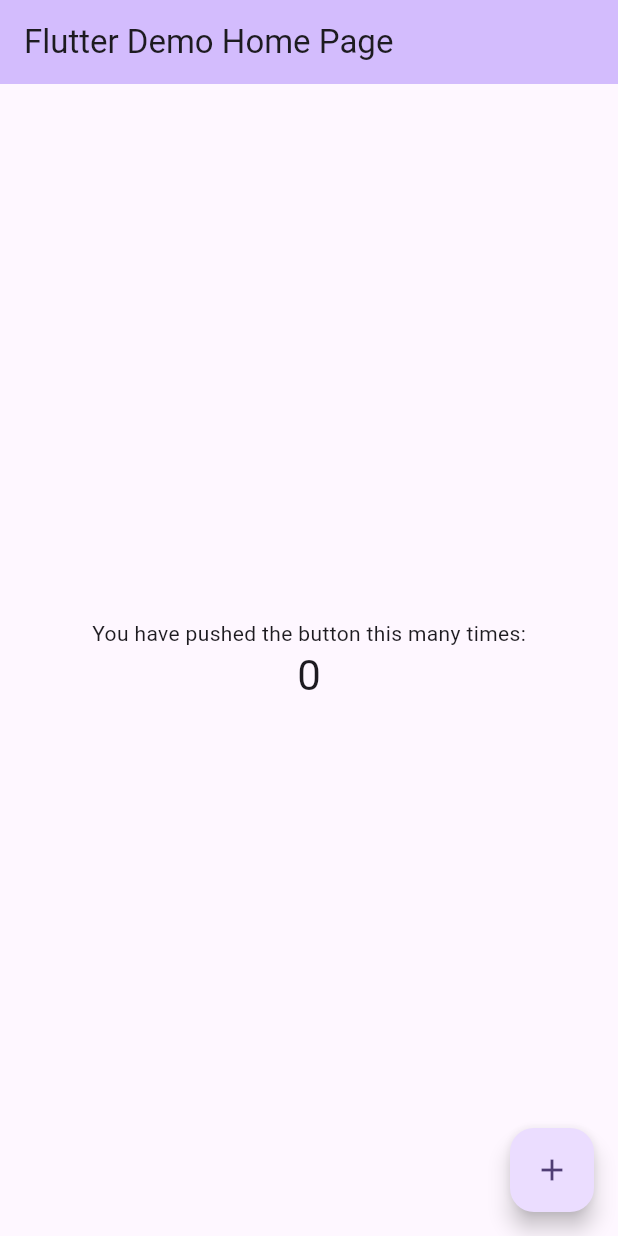
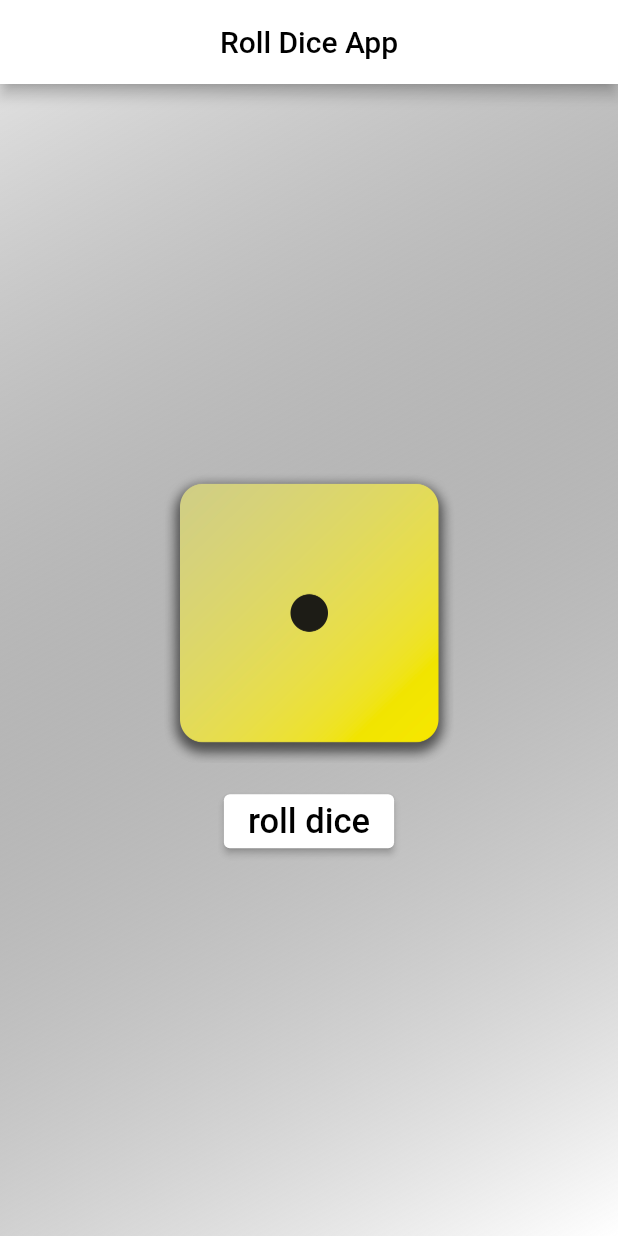
Before and after one commit to MarkMeme/Roll-Dice-App, a Flutter app: the screen it shows after launch, on a phone screen of 412 x 824 dp. Run offline on Flutter 3.47's test engine with Material 2 defaults, Android fonts, the phone set to English and light mode, and no system bars.

Commit message:
final updates

```diff
--- /dev/null
+++ b/lib/components/gradient_container.dart
@@ -0,0 +1,26 @@
+import 'package:flutter/material.dart';
+
+class GradientContainer extends StatelessWidget {
+  Color color1;
+  Color color2;
+  Widget widget;
+
+  GradientContainer(
+      {super.key,
+      required this.widget,
+      required this.color1,
+      required this.color2});
+
+  @override
+  Widget build(BuildContext context) {
+    return Container(
+      decoration: BoxDecoration(
+          gradient: LinearGradient(
+        begin: Alignment.topLeft,
+        end: Alignment.bottomRight,
+        colors: [color1, color2],
+      )),
+      child: widget,
+    );
+  }
+}
--- a/lib/home_page.dart
+++ b/lib/home_page.dart
@@ -0,0 +1,75 @@
+import 'dart:math';
+
+import 'package:flutter/material.dart';
+import 'package:flutter/services.dart';
+import 'package:role_dice_app/components/gradient_container.dart';
+
+class HomePage extends StatefulWidget {
+  const HomePage({super.key});
+
+  @override
+  State<HomePage> createState() => _HomePageState();
+}
+
+class _HomePageState extends State<HomePage> {
+  @override
+  Widget build(BuildContext context) {
+    return Scaffold(
+        backgroundColor: Colors.transparent,
+        appBar: AppBar(
+          systemOverlayStyle:
+              const SystemUiOverlayStyle(statusBarColor: Colors.transparent),
+          backgroundColor: Colors.white,
+          title: const Text(
+            'Roll Dice App',
+            style: TextStyle(color: Colors.black),
+          ),
+          centerTitle: true,
+        ),
+        body: Container(
+          //color: Colors.black
+          decoration: const BoxDecoration(
+              gradient: LinearGradient(
+            begin: Alignment.topLeft,
+            end: Alignment.bottomRight,
+            colors: [Colors.black12, Colors.white],
+          )),
+          child: Center(
+            child: Column(
+              mainAxisAlignment: MainAxisAlignment.center,
+              children: [
+                Image.asset(
+                  'assets/images/dice-$randomNumber.png',
+                  width: 200,
+                ),
+                const SizedBox(
+                  height: 15,
+                ),
+                ElevatedButton(
+                    style: const ButtonStyle(
+                        backgroundColor:
+                            MaterialStatePropertyAll(Colors.white)),
+                    onPressed: () {
+                      getRandomNumber();
+                    },
+                    child: const Text(
+                      'roll dice',
+                      style: TextStyle(color: Colors.black, fontSize: 23),
+                    ))
+              ],
+            ),
+          ),
+        ));
+  }
+
+  int randomNumber = 1;
+  void getRandomNumber() {
+    // Generate a random number between 0 and 5
+
+    setState(() {
+      randomNumber = Random().nextInt(6) + 1;
+    });
+    // Add 1 to the random number to get a number from 1 to 6
+    print(randomNumber);
+  }
+}
--- a/lib/main.dart
+++ b/lib/main.dart
@@ -1,4 +1,5 @@
 import 'package:flutter/material.dart';
+import 'package:role_dice_app/home_page.dart';
 
 void main() {
   runApp(const MyApp());
@@ -11,115 +12,7 @@ class MyApp extends StatelessWidget {
   @override
   Widget build(BuildContext context) {
     return MaterialApp(
-      title: 'Flutter Demo',
-      theme: ThemeData(
-        // This is the theme of your application.
-        //
-        // TRY THIS: Try running your application with "flutter run". You'll see
-        // the application has a blue toolbar. Then, without quitting the app,
-        // try changing the seedColor in the colorScheme below to Colors.green
-        // and then invoke "hot reload" (save your changes or press the "hot
-        // reload" button in a Flutter-supported IDE, or press "r" if you used
-        // the command line to start the app).
-        //
-        // Notice that the counter didn't reset back to zero; the application
-        // state is not lost during the reload. To reset the state, use hot
-        // restart instead.
-        //
-        // This works for code too, not just values: Most code changes can be
-        // tested with just a hot reload.
-        colorScheme: ColorScheme.fromSeed(seedColor: Colors.deepPurple),
-        useMaterial3: true,
-      ),
-      home: const MyHomePage(title: 'Flutter Demo Home Page'),
+      home: HomePage(),
     );
   }
 }
-
-class MyHomePage extends StatefulWidget {
-  const MyHomePage({super.key, required this.title});
-
-  // This widget is the home page of your application. It is stateful, meaning
-  // that it has a State object (defined below) that contains fields that affect
-  // how it looks.
-
-  // This class is the configuration for the state. It holds the values (in this
-  // case the title) provided by the parent (in this case the App widget) and
-  // used by the build method of the State. Fields in a Widget subclass are
-  // always marked "final".
-
-  final String title;
-
-  @override
-  State<MyHomePage> createState() => _MyHomePageState();
-}
-
-class _MyHomePageState extends State<MyHomePage> {
-  int _counter = 0;
-
-  void _incrementCounter() {
-    setState(() {
-      // This call to setState tells the Flutter framework that something has
-      // changed in this State, which causes it to rerun the build method below
-      // so that the display can reflect the updated values. If we changed
-      // _counter without calling setState(), then the build method would not be
-      // called again, and so nothing would appear to happen.
-      _counter++;
-    });
-  }
-
-  @override
-  Widget build(BuildContext context) {
-    // This method is rerun every time setState is called, for instance as done
-    // by the _incrementCounter method above.
-    //
-    // The Flutter framework has been optimized to make rerunning build methods
-    // fast, so that you can just rebuild anything that needs updating rather
-    // than having to individually change instances of widgets.
-    return Scaffold(
-      appBar: AppBar(
-        // TRY THIS: Try changing the color here to a specific color (to
-        // Colors.amber, perhaps?) and trigger a hot reload to see the AppBar
-        // change color while the other colors stay the same.
-        backgroundColor: Theme.of(context).colorScheme.inversePrimary,
-        // Here we take the value from the MyHomePage object that was created by
-        // the App.build method, and use it to set our appbar title.
-        title: Text(widget.title),
-      ),
-      body: Center(
-        // Center is a layout widget. It takes a single child and positions it
-        // in the middle of the parent.
-        child: Column(
-          // Column is also a layout widget. It takes a list of children and
-          // arranges them vertically. By default, it sizes itself to fit its
-          // children horizontally, and tries to be as tall as its parent.
-          //
-          // Column has various properties to control how it sizes itself and
-          // how it positions its children. Here we use mainAxisAlignment to
-          // center the children vertically; the main axis here is the vertical
-          // axis because Columns are vertical (the cross axis would be
-          // horizontal).
-          //
-          // TRY THIS: Invoke "debug painting" (choose the "Toggle Debug Paint"
-          // action in the IDE, or press "p" in the console), to see the
-          // wireframe for each widget.
-          mainAxisAlignment: MainAxisAlignment.center,
-          children: <Widget>[
-            const Text(
-              'You have pushed the button this many times:',
-            ),
-            Text(
-              '$_counter',
-              style: Theme.of(context).textTheme.headlineMedium,
-            ),
-          ],
-        ),
-      ),
-      floatingActionButton: FloatingActionButton(
-        onPressed: _incrementCounter,
-        tooltip: 'Increment',
-        child: const Icon(Icons.add),
-      ), // This trailing comma makes auto-formatting nicer for build methods.
-    );
-  }
-}
--- a/pubspec.yaml
+++ b/pubspec.yaml
@@ -59,8 +59,9 @@ flutter:
   uses-material-design: true
 
   # To add assets to your application, add an assets section, like this:
-  # assets:
-  #   - images/a_dot_burr.jpeg
+  assets:
+    - assets/images/
+
   #   - images/a_dot_ham.jpeg
 
   # An image asset can refer to one or more resolution-specific "variants", see
```
